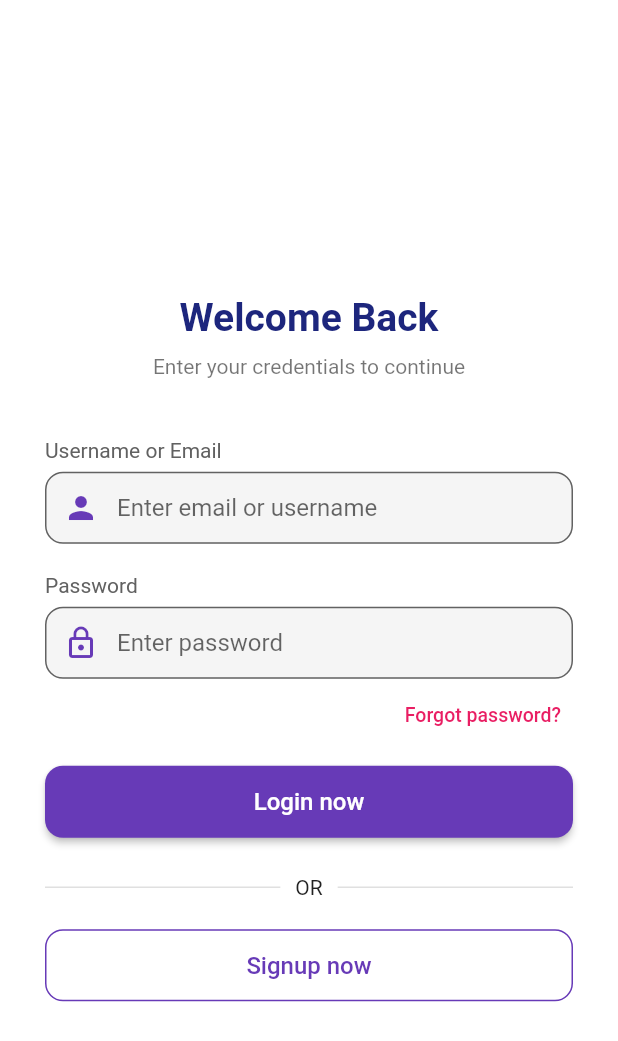
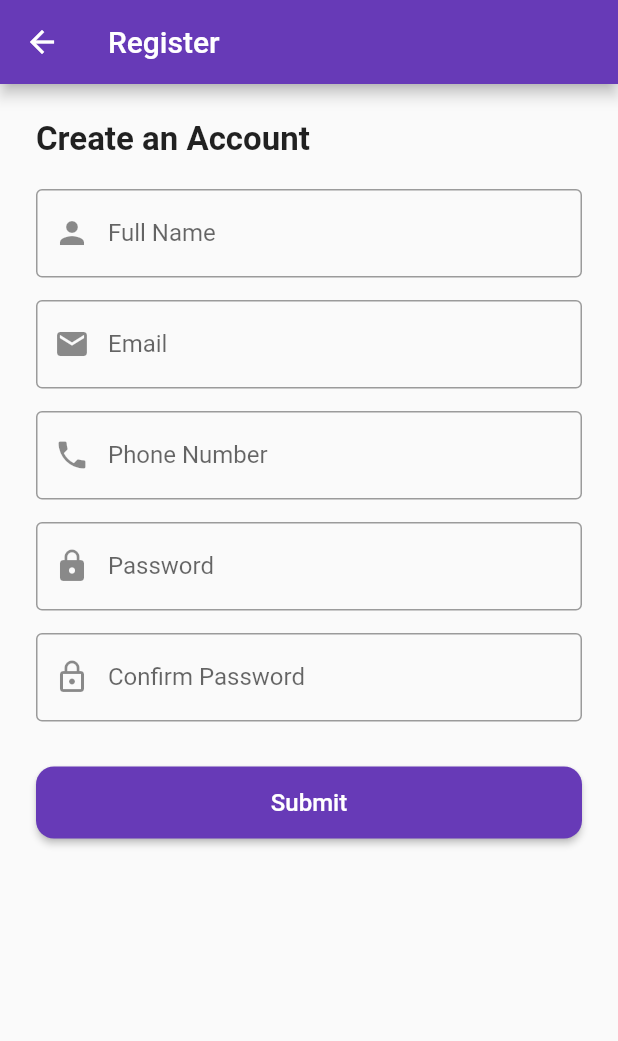
Before and after one commit to Farzana-Samia/FixItINow, a Flutter app: the LogInTeamMritteka screen opened directly, after a tap on "Signup now", on a phone screen of 412 x 824 dp. Shown: the top 1041 px of the screen. Run offline on Flutter 3.47's test engine with Material 3 defaults, Android fonts, the phone set to English and light mode, and no system bars; our stand-ins replace cloud_firestore, firebase_auth, firebase_core, flutter_local_notifications, pie_chart; missing offline and left inert: flutter_fix_it_now; accounts and stored records are empty.

```diff
--- a/lib/team-mritteka/log_in_team_mritteka.dart
+++ b/lib/team-mritteka/log_in_team_mritteka.dart
@@ -1,6 +1,6 @@
 import 'package:flutter/material.dart';
 import 'team_dashboard_mritteka.dart'; // Import the target page
-
+import 'registration.dart';
 class LogInTeamMritteka extends StatelessWidget {
   const LogInTeamMritteka({super.key});
 
@@ -56,7 +56,7 @@ class LogInTeamMritteka extends StatelessWidget {
 
               const SizedBox(height: 20),
 
-              // Password Field
+
               Align(
                 alignment: Alignment.centerLeft,
                 child: Text(
@@ -83,7 +83,7 @@ class LogInTeamMritteka extends StatelessWidget {
                 ),
               ),
 
-              // Forgot Password
+
               Align(
                 alignment: Alignment.centerRight,
                 child: TextButton(
@@ -97,7 +97,7 @@ class LogInTeamMritteka extends StatelessWidget {
 
               const SizedBox(height: 10),
 
-              // Login Button
+
               SizedBox(
                 width: double.infinity,
                 height: 48,
@@ -123,7 +123,7 @@ class LogInTeamMritteka extends StatelessWidget {
 
               const SizedBox(height: 25),
 
-              // OR Divider
+
               Row(
                 children: const [
                   Expanded(child: Divider(thickness: 1)),
@@ -142,7 +142,15 @@ class LogInTeamMritteka extends StatelessWidget {
                 width: double.infinity,
                 height: 48,
                 child: OutlinedButton(
-                  onPressed: () {},
+
+                    onPressed: () {
+                      Navigator.push(
+                        context,
+                        MaterialPageRoute(builder: (context) => const RegistrationPageMritteka()),
+                      );
+                    },
+
+
                   style: OutlinedButton.styleFrom(
                     side: const BorderSide(color: Colors.deepPurple),
                     shape: RoundedRectangleBorder(
--- /dev/null
+++ b/lib/team-mritteka/registration.dart
@@ -0,0 +1,160 @@
+import 'package:flutter/material.dart';
+import 'log_in_team_mritteka.dart';
+
+class RegistrationPageMritteka extends StatefulWidget {
+  const RegistrationPageMritteka({super.key});
+
+  @override
+  State<RegistrationPageMritteka> createState() => _RegistrationPageMrittekaState();
+}
+
+class _RegistrationPageMrittekaState extends State<RegistrationPageMritteka> {
+  final _formKey = GlobalKey<FormState>();
+
+  // Controllers to capture input
+  final nameController = TextEditingController();
+  final emailController = TextEditingController();
+  final phoneController = TextEditingController();
+  final passwordController = TextEditingController();
+  final confirmPasswordController = TextEditingController();
+
+  @override
+  void dispose() {
+    // Clean up controllers
+    nameController.dispose();
+    emailController.dispose();
+    phoneController.dispose();
+    passwordController.dispose();
+    confirmPasswordController.dispose();
+    super.dispose();
+  }
+
+  void registerUser() {
+    if (_formKey.currentState!.validate()) {
+      // Simulate saving the user data
+      ScaffoldMessenger.of(context).showSnackBar(
+        const SnackBar(content: Text('Registered Successfully!')),
+      );
+
+      // Navigate back to login page
+      Navigator.pop(context);
+    }
+  }
+
+  @override
+  Widget build(BuildContext context) {
+    return Scaffold(
+      appBar: AppBar(
+        title: const Text('Register'),
+        backgroundColor: Colors.deepPurple,
+      ),
+      body: SingleChildScrollView(
+        padding: const EdgeInsets.all(24.0),
+        child: Form(
+          key: _formKey,
+          child: Column(
+            crossAxisAlignment: CrossAxisAlignment.start,
+            children: [
+              const Text(
+                'Create an Account',
+                style: TextStyle(fontSize: 22, fontWeight: FontWeight.bold),
+              ),
+              const SizedBox(height: 20),
+
+              // Name
+              TextFormField(
+                controller: nameController,
+                decoration: const InputDecoration(
+                  labelText: 'Full Name',
+                  prefixIcon: Icon(Icons.person),
+                  border: OutlineInputBorder(),
+                ),
+                validator: (value) =>
+                value == null || value.isEmpty ? 'Please enter your name' : null,
+              ),
+              const SizedBox(height: 15),
+
+              // Email
+              TextFormField(
+                controller: emailController,
+                decoration: const InputDecoration(
+                  labelText: 'Email',
+                  prefixIcon: Icon(Icons.email),
+                  border: OutlineInputBorder(),
+                ),
+                keyboardType: TextInputType.emailAddress,
+                validator: (value) {
+                  if (value == null || value.isEmpty) return 'Please enter email';
+                  if (!value.contains('@')) return 'Enter a valid email';
+                  return null;
+                },
+              ),
+              const SizedBox(height: 15),
+
+              // Phone
+              TextFormField(
+                controller: phoneController,
+                decoration: const InputDecoration(
+                  labelText: 'Phone Number',
+                  prefixIcon: Icon(Icons.phone),
+                  border: OutlineInputBorder(),
+                ),
+                keyboardType: TextInputType.phone,
+                validator: (value) =>
+                value == null || value.length < 10 ? 'Enter valid phone number' : null,
+              ),
+              const SizedBox(height: 15),
+
+              // Password
+              TextFormField(
+                controller: passwordController,
+                decoration: const InputDecoration(
+                  labelText: 'Password',
+                  prefixIcon: Icon(Icons.lock),
+                  border: OutlineInputBorder(),
+                ),
+                obscureText: true,
+                validator: (value) =>
+                value != null && value.length < 6 ? 'Password must be at least 6 characters' : null,
+              ),
+              const SizedBox(height: 15),
+
+              // Confirm Password
+              TextFormField(
+                controller: confirmPasswordController,
+                decoration: const InputDecoration(
+                  labelText: 'Confirm Password',
+                  prefixIcon: Icon(Icons.lock_outline),
+                  border: OutlineInputBorder(),
+                ),
+                obscureText: true,
+                validator: (value) {
+                  if (value != passwordController.text) return 'Passwords do not match';
+                  return null;
+                },
+              ),
+              const SizedBox(height: 30),
+
+              // Submit Button
+              SizedBox(
+                width: double.infinity,
+                height: 48,
+                child: ElevatedButton(
+                  onPressed: registerUser,
+                  style: ElevatedButton.styleFrom(
+                    backgroundColor: Colors.deepPurple,
+                    shape: RoundedRectangleBorder(
+                      borderRadius: BorderRadius.circular(12),
+                    ),
+                  ),
+                  child: const Text('Submit',
+                      style: TextStyle(fontSize: 16,color:Colors.white)),
+                ),
+              ),
+            ],
+          ),
+        ),
+      ),
+    );
+  }
+}
```
Also changed, not shown: lib/team-mritteka/complaint_electrician_mritteka.dart (+55 -14 lines), lib/team-mritteka/team_dashboard_mritteka.dart (+65 -6 lines).
